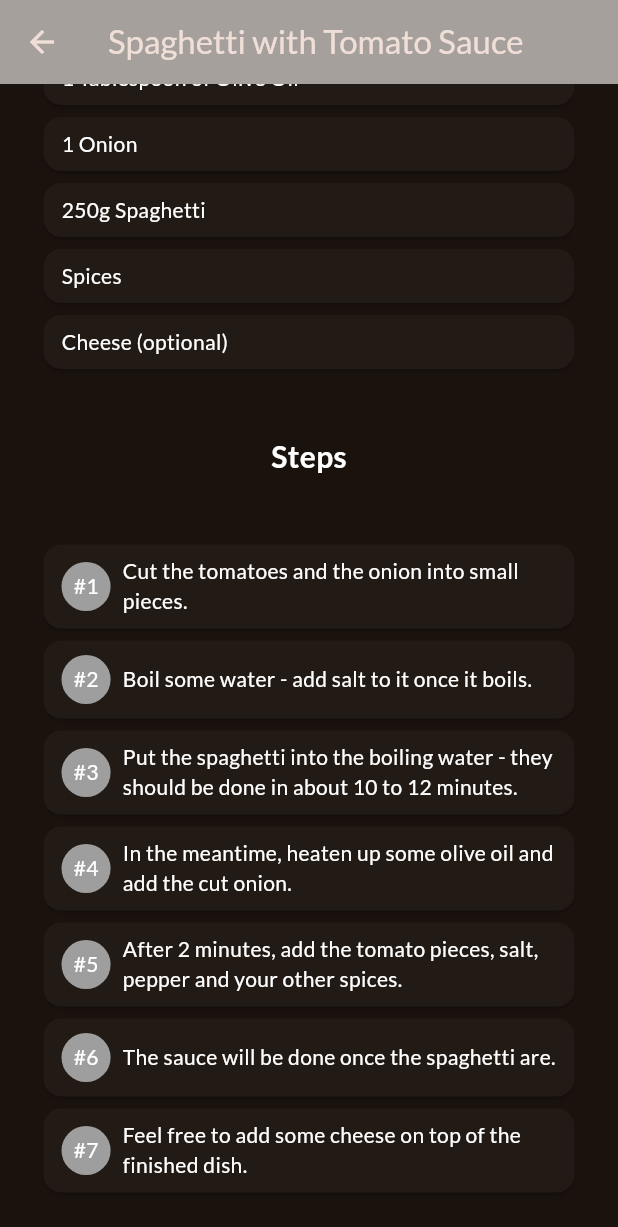
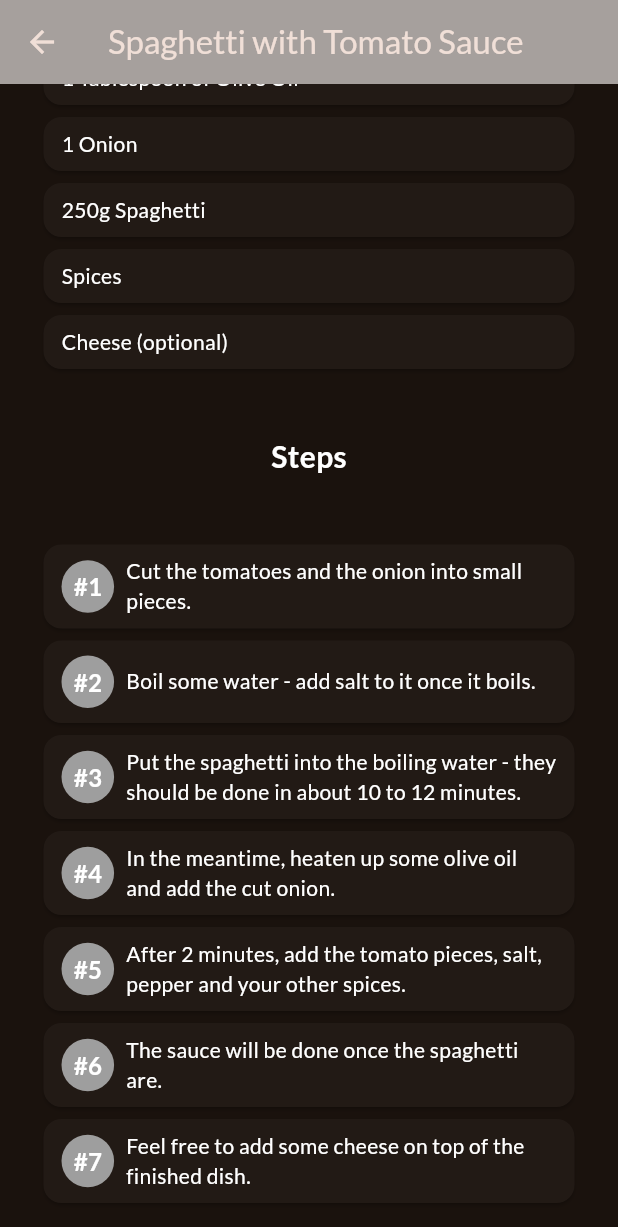
Before and after one commit to kevinm4ch/app_receitas, a Flutter app: the MealDetailsScreen screen opened directly with sample values from the repository, scrolled down 554 dp, on a phone screen of 412 x 824 dp. Shown: the top 1227 px of the screen. Run offline on Flutter 3.47's test engine with Material 3 defaults, Android fonts, the phone set to English and light mode, and no system bars; our stand-ins replace google_fonts, transparent_image; network calls fail.

Commit message:
style: change the style  from the number of the step

```diff
--- a/lib/screens/meal_details.dart
+++ b/lib/screens/meal_details.dart
@@ -4,17 +4,17 @@ import 'package:transparent_image/transparent_image.dart';
 
 class MealDetailsScreen extends StatelessWidget {
   const MealDetailsScreen(
-      {super.key, required this.meal, required this.appBarColor});
+      {super.key, required this.meal, required this.categoryColor});
 
   final Meal meal;
-  final Color? appBarColor;
+  final Color? categoryColor;
 
   @override
   Widget build(BuildContext context) {
     return Scaffold(
       appBar: AppBar(
         title: Text(meal.title),
-        backgroundColor: appBarColor,
+        backgroundColor: categoryColor,
       ),
       body: SingleChildScrollView(
         child: Column(
@@ -81,11 +81,11 @@ class MealDetailsScreen extends StatelessWidget {
                         margin: EdgeInsets.only(right: 8),
                         decoration: BoxDecoration(
                           shape: BoxShape.circle,
-                          color: appBarColor,
+                          color: categoryColor,
                         ),
                         child: Text(
                           "#" + (index + 1).toString(),
-                          style: TextStyle(color: Colors.white),
+                          style: TextStyle(color: Colors.white, fontWeight: FontWeight.bold, fontSize: 16),
                         ),
                       ),
                       Expanded(child: Text(
--- a/lib/screens/meals.dart
+++ b/lib/screens/meals.dart
@@ -43,7 +43,7 @@ class ComidaScreen extends StatelessWidget {
     if (meals.isNotEmpty) {
       content = ListView.builder(
         itemCount: meals.length,
-        itemBuilder: (ctx, index) => MealItem(meal: meals[index], appBarColor: category.color.withOpacity(0.5)),
+        itemBuilder: (ctx, index) => MealItem(meal: meals[index], categoryColor: category.color.withOpacity(0.5)),
       );
     }
     //Text(meals[index].title)
--- a/lib/widgets/meal_item.dart
+++ b/lib/widgets/meal_item.dart
@@ -6,10 +6,10 @@ import '../models/meal.dart';
 import 'meal_item_trait.dart';
 
 class MealItem extends StatelessWidget {
-  const MealItem({super.key, required this.meal, required this.appBarColor});
+  const MealItem({super.key, required this.meal, required this.categoryColor});
 
   final Meal meal;
-  final Color? appBarColor;
+  final Color? categoryColor;
 
   String get complexityText {
     return meal.complexity.name[0].toUpperCase() +
@@ -35,7 +35,7 @@ class MealItem extends StatelessWidget {
             MaterialPageRoute(
                 builder: (context) => MealDetailsScreen(
                       meal: meal,
-                      appBarColor: appBarColor
+                      categoryColor: categoryColor
 
                     )),
           );
```
